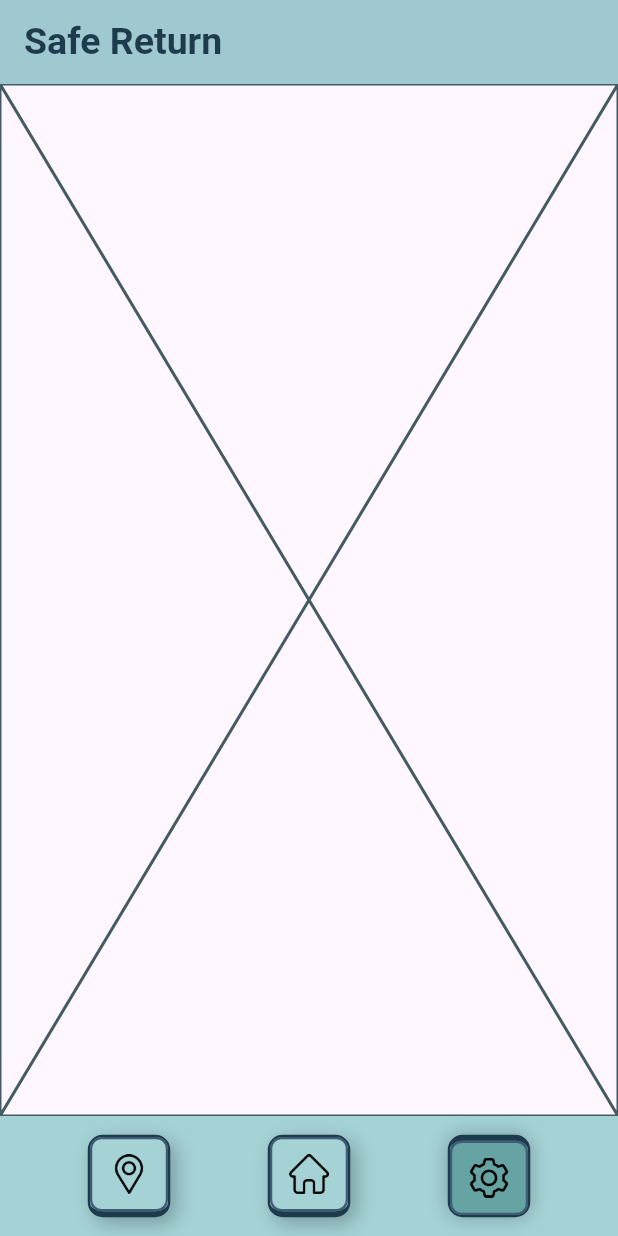
After one commit to ZephLevy/Safe-return, a Flutter app: the screen it shows after launch, item 3 of the bottom bar chosen, on a phone screen of 412 x 824 dp. The commit adds this screen. Run offline on Flutter 3.47's test engine with Material 3 defaults, Android fonts, the light colour scheme and no system bars.

Commit message:
Added files for the map page and settings page to facilitate the merge

```diff
--- a/lib/main.dart
+++ b/lib/main.dart
@@ -1,5 +1,7 @@
 import 'package:flutter/material.dart';
 import 'package:safe_return/pages/home_page.dart';
+import 'package:safe_return/pages/map_page.dart';
+import 'package:safe_return/pages/settings_page.dart';
 import 'package:safe_return/palette.dart';
 
 void main() {
@@ -27,9 +29,9 @@
 
 class _HomeScreenState extends State<HomeScreen> {
   final List<Widget> _pages = [
-    Placeholder(),
+    MapPage(),
     HomePage(),
-    Placeholder(),
+    SettingsPage(),
   ];
 
   int _selectedIndex = 1;
--- /dev/null
+++ b/lib/pages/settings_page.dart
@@ -0,0 +1,10 @@
+import 'package:flutter/material.dart';
+
+class SettingsPage extends StatelessWidget {
+  const SettingsPage({super.key});
+
+  @override
+  Widget build(BuildContext context) {
+    return const Placeholder();
+  }
+}
```
Also changed, not shown: lib/pages/map_page.dart (added, +10 -0 lines).
